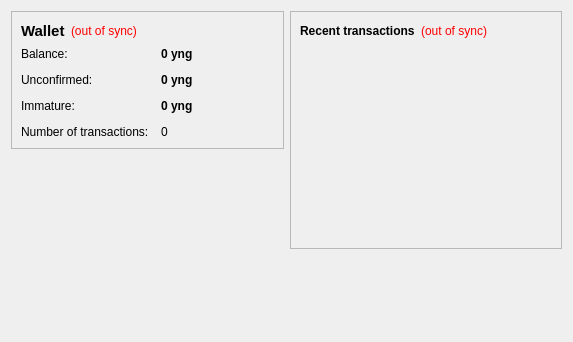
This is src/qt/forms/overviewpage.ui in yungcloud/cloudcoin as Qt 5 draws it before an edit. The edited form follows.
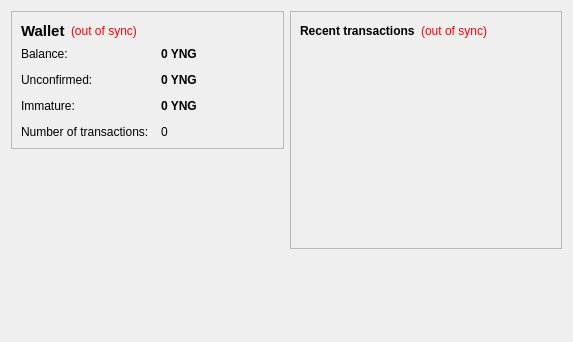
This is the edited form.

Patch:
```diff
--- a/src/qt/forms/overviewpage.ui
+++ b/src/qt/forms/overviewpage.ui
@@ -105,7 +105,7 @@
              <string>Your current balance</string>
             </property>
             <property name="text">
-             <string notr="true">0 yng</string>
+             <string notr="true">0 YNG</string>
             </property>
             <property name="textInteractionFlags">
              <set>Qt::LinksAccessibleByMouse|Qt::TextSelectableByKeyboard|Qt::TextSelectableByMouse</set>
@@ -134,7 +134,7 @@
              <string>Total of transactions that have yet to be confirmed, and do not yet count toward the current balance</string>
             </property>
             <property name="text">
-             <string notr="true">0 yng</string>
+             <string notr="true">0 YNG</string>
             </property>
             <property name="textInteractionFlags">
              <set>Qt::LinksAccessibleByMouse|Qt::TextSelectableByKeyboard|Qt::TextSelectableByMouse</set>
@@ -177,7 +177,7 @@
              <string>Mined balance that has not yet matured</string>
             </property>
             <property name="text">
-             <string notr="true">0 yng</string>
+             <string notr="true">0 YNG</string>
             </property>
             <property name="textInteractionFlags">
              <set>Qt::LinksAccessibleByMouse|Qt::TextSelectableByKeyboard|Qt::TextSelectableByMouse</set>
```
Left out of the diff: 4 changed lines with no effect on the pictures.
